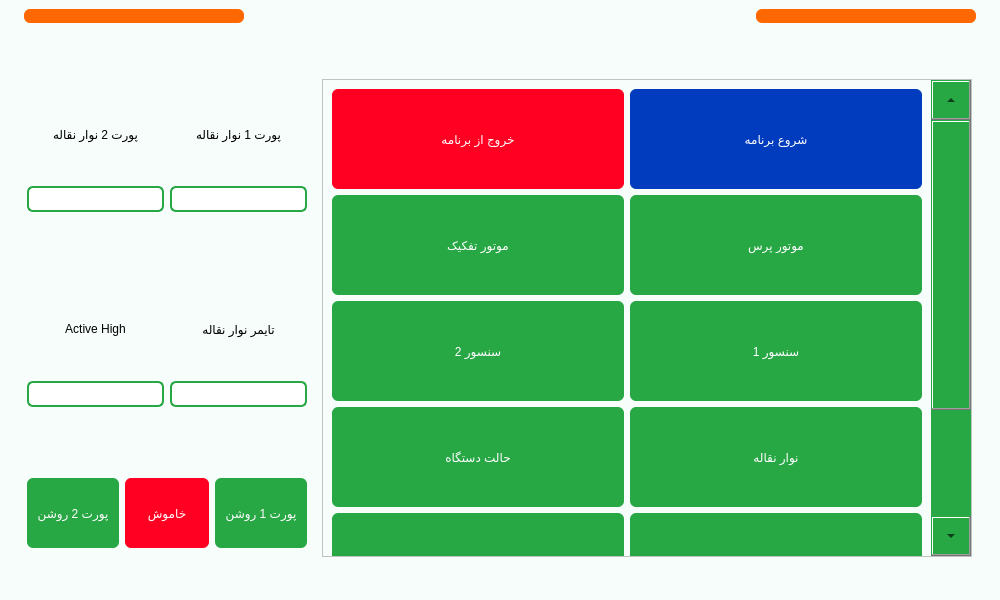
Old version of the form main.ui in the repository Farazist/raspberrypi-app.
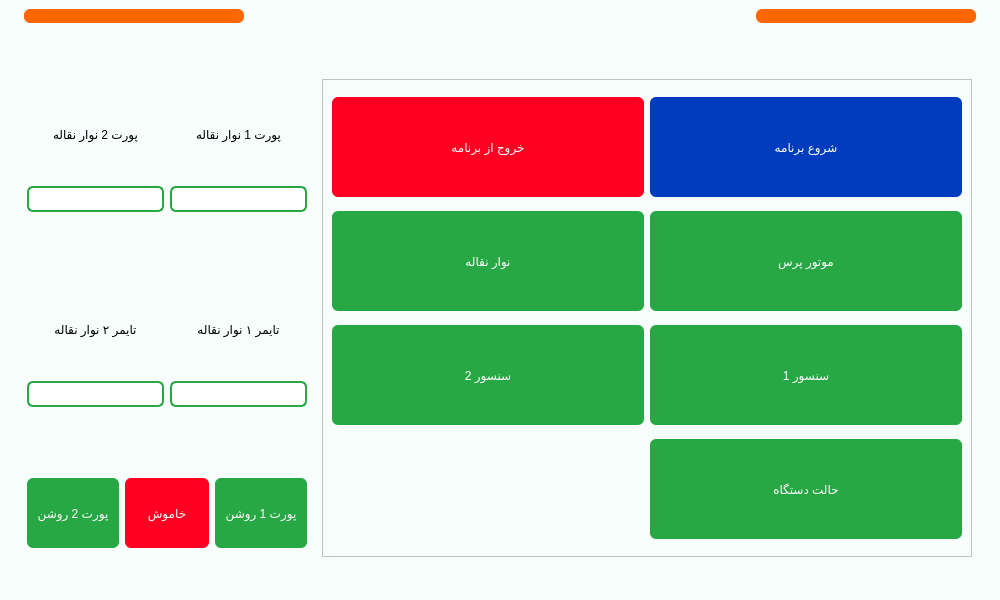
New version of the form. The open tabs and pages were chosen to show the change. Icons and pictures are not drawn.

```diff
--- a/main.ui
+++ b/main.ui
@@ -2258,7 +2258,7 @@
 color: #000000;</string>
                     </property>
                     <property name="text">
-                     <string>Active High</string>
+                     <string>تایمر ۲ نوار نقاله</string>
                     </property>
                     <property name="alignment">
                      <set>Qt::AlignCenter</set>
@@ -2328,7 +2328,7 @@
 color: #000000;</string>
                     </property>
                     <property name="text">
-                     <string>تایمر نوار نقاله</string>
+                     <string>تایمر ۱ نوار نقاله</string>
                     </property>
                     <property name="alignment">
                      <set>Qt::AlignCenter</set>
@@ -2540,8 +2540,8 @@
               <rect>
                <x>0</x>
                <y>0</y>
-               <width>494</width>
-               <height>648</height>
+               <width>634</width>
+               <height>436</height>
               </rect>
              </property>
              <layout class="QGridLayout" name="gridLayout_2">
@@ -2557,8 +2557,8 @@
               <property name="bottomMargin">
                <number>9</number>
               </property>
-              <item row="4" column="3">
-               <widget class="QPushButton" name="btn_setting_7">
+              <item row="2" column="1">
+               <widget class="QPushButton" name="btn_setting_9">
                 <property name="minimumSize">
                  <size>
                   <width>220</width>
@@ -2581,11 +2581,67 @@
 }</string>
                 </property>
                 <property name="text">
-                 <string>راهنمای برنامه</string>
+                 <string>سنسور 2</string>
                 </property>
                </widget>
               </item>
-              <item row="0" column="3">
+              <item row="0" column="1">
+               <widget class="QPushButton" name="btn_setting_6">
+                <property name="minimumSize">
+                 <size>
+                  <width>220</width>
+                  <height>100</height>
+                 </size>
+                </property>
+                <property name="styleSheet">
+                 <string notr="true">QPushButton{
+background-color:  #FF0022;
+color: rgb(255, 255, 255);
+font: 24pt &quot;IRANSansFaNum&quot;;
+padding: 3px; 
+border: none; 
+border-radius: 6px;
+outline-style: none;
+}
+QPushButton:pressed {
+background-color: #800011;
+border-style: inset;
+}</string>
+                </property>
+                <property name="text">
+                 <string>خروج از برنامه</string>
+                </property>
+               </widget>
+              </item>
+              <item row="3" column="2">
+               <widget class="QPushButton" name="btn_setting_1">
+                <property name="minimumSize">
+                 <size>
+                  <width>220</width>
+                  <height>100</height>
+                 </size>
+                </property>
+                <property name="styleSheet">
+                 <string notr="true">QPushButton{
+background-color: #28a745;
+color: rgb(255, 255, 255);
+font: 24pt &quot;IRANSansFaNum&quot;;
+padding: 3px; 
+border: none; 
+border-radius: 6px;
+outline-style: none;
+}
+QPushButton:pressed {
+background-color: #145222;
+border-style: inset;
+}</string>
+                </property>
+                <property name="text">
+                 <string>حالت دستگاه</string>
+                </property>
+               </widget>
+              </item>
+              <item row="0" column="2">
                <widget class="QPushButton" name="btn_setting_start">
                 <property name="minimumSize">
                  <size>
@@ -2607,7 +2663,35 @@
                 </property>
                </widget>
               </item>
-              <item row="1" column="3">
+              <item row="2" column="2">
+               <widget class="QPushButton" name="btn_setting_3">
+                <property name="minimumSize">
+                 <size>
+                  <width>220</width>
+                  <height>100</height>
+                 </size>
+                </property>
+                <property name="styleSheet">
+                 <string notr="true">QPushButton{
+background-color: #28a745;
+color: rgb(255, 255, 255);
+font: 24pt &quot;IRANSansFaNum&quot;;
+padding: 3px; 
+border: none; 
+border-radius: 6px;
+outline-style: none;
+}
+QPushButton:pressed {
+background-color: #145222;
+border-style: inset;
+}</string>
+                </property>
+                <property name="text">
+                 <string>سنسور 1</string>
+                </property>
+               </widget>
+              </item>
+              <item row="1" column="2">
                <widget class="QPushButton" name="btn_setting_2">
                 <property name="minimumSize">
                  <size>
@@ -2635,119 +2719,7 @@
                 </property>
                </widget>
               </item>
-              <item row="3" column="1">
-               <widget class="QPushButton" name="btn_setting_1">
-                <property name="minimumSize">
-                 <size>
-                  <width>220</width>
-                  <height>100</height>
-                 </size>
-                </property>
-                <property name="styleSheet">
-                 <string notr="true">QPushButton{
-background-color: #28a745;
-color: rgb(255, 255, 255);
-font: 24pt &quot;IRANSansFaNum&quot;;
-padding: 3px; 
-border: none; 
-border-radius: 6px;
-outline-style: none;
-}
-QPushButton:pressed {
-background-color: #145222;
-border-style: inset;
-}</string>
-                </property>
-                <property name="text">
-                 <string>حالت دستگاه</string>
-                </property>
-               </widget>
-              </item>
-              <item row="4" column="1">
-               <widget class="QPushButton" name="btn_setting_4">
-                <property name="minimumSize">
-                 <size>
-                  <width>220</width>
-                  <height>100</height>
-                 </size>
-                </property>
-                <property name="styleSheet">
-                 <string notr="true">QPushButton{
-background-color: #28a745;
-color: rgb(255, 255, 255);
-font: 24pt &quot;IRANSansFaNum&quot;;
-padding: 3px; 
-border: none; 
-border-radius: 6px;
-outline-style: none;
-}
-QPushButton:pressed {
-background-color: #145222;
-border-style: inset;
-}</string>
-                </property>
-                <property name="text">
-                 <string>افزودن اپراتور</string>
-                </property>
-               </widget>
-              </item>
               <item row="1" column="1">
-               <widget class="QPushButton" name="btn_setting_10">
-                <property name="minimumSize">
-                 <size>
-                  <width>220</width>
-                  <height>100</height>
-                 </size>
-                </property>
-                <property name="styleSheet">
-                 <string notr="true">QPushButton{
-background-color: #28a745;
-color: rgb(255, 255, 255);
-font: 24pt &quot;IRANSansFaNum&quot;;
-padding: 3px; 
-border: none; 
-border-radius: 6px;
-outline-style: none;
-}
-QPushButton:pressed {
-background-color: #145222;
-border-style: inset;
-}</string>
-                </property>
-                <property name="text">
-                 <string>موتور تفکیک</string>
-                </property>
-               </widget>
-              </item>
-              <item row="0" column="1">
-               <widget class="QPushButton" name="btn_setting_6">
-                <property name="minimumSize">
-                 <size>
-                  <width>220</width>
-                  <height>100</height>
-                 </size>
-                </property>
-                <property name="styleSheet">
-                 <string notr="true">QPushButton{
-background-color:  #FF0022;
-color: rgb(255, 255, 255);
-font: 24pt &quot;IRANSansFaNum&quot;;
-padding: 3px; 
-border: none; 
-border-radius: 6px;
-outline-style: none;
-}
-QPushButton:pressed {
-background-color: #800011;
-border-style: inset;
-}</string>
-                </property>
-                <property name="text">
-                 <string>خروج از برنامه</string>
-                </property>
-               </widget>
-              </item>
-              <item row="3" column="3">
                <widget class="QPushButton" name="btn_setting_5">
                 <property name="minimumSize">
                  <size>
@@ -2775,90 +2747,6 @@
                 </property>
                </widget>
               </item>
-              <item row="2" column="3">
-               <widget class="QPushButton" name="btn_setting_3">
-                <property name="minimumSize">
-                 <size>
-                  <width>220</width>
-                  <height>100</height>
-                 </size>
-                </property>
-                <property name="styleSheet">
-                 <string notr="true">QPushButton{
-background-color: #28a745;
-color: rgb(255, 255, 255);
-font: 24pt &quot;IRANSansFaNum&quot;;
-padding: 3px; 
-border: none; 
-border-radius: 6px;
-outline-style: none;
-}
-QPushButton:pressed {
-background-color: #145222;
-border-style: inset;
-}</string>
-                </property>
-                <property name="text">
-                 <string>سنسور 1</string>
-                </property>
-               </widget>
-              </item>
-              <item row="2" column="1">
-               <widget class="QPushButton" name="btn_setting_9">
-                <property name="minimumSize">
-                 <size>
-                  <width>220</width>
-                  <height>100</height>
-                 </size>
-                </property>
-                <property name="styleSheet">
-                 <string notr="true">QPushButton{
-background-color: #28a745;
-color: rgb(255, 255, 255);
-font: 24pt &quot;IRANSansFaNum&quot;;
-padding: 3px; 
-border: none; 
-border-radius: 6px;
-outline-style: none;
-}
-QPushButton:pressed {
-background-color: #145222;
-border-style: inset;
-}</string>
-                </property>
-                <property name="text">
-                 <string>سنسور 2</string>
-                </property>
-               </widget>
-              </item>
-              <item row="5" column="3">
-               <widget class="QPushButton" name="btn_setting_8">
-                <property name="minimumSize">
-                 <size>
-                  <width>250</width>
-                  <height>100</height>
-                 </size>
-                </property>
-                <property name="styleSheet">
-                 <string notr="true">QPushButton{
-background-color: #28a745;
-color: rgb(255, 255, 255);
-font: 24pt &quot;IRANSansFaNum&quot;;
-padding: 3px; 
-border: none; 
-border-radius: 6px;
-outline-style: none;
-}
-QPushButton:pressed {
-background-color: #145222;
-border-style: inset;
-}</string>
-                </property>
-                <property name="text">
-                 <string>لایسنس</string>
-                </property>
-               </widget>
-              </item>
              </layout>
             </widget>
            </widget>
```
Left out of the diff: 98 changed lines with no effect on the pictures.
